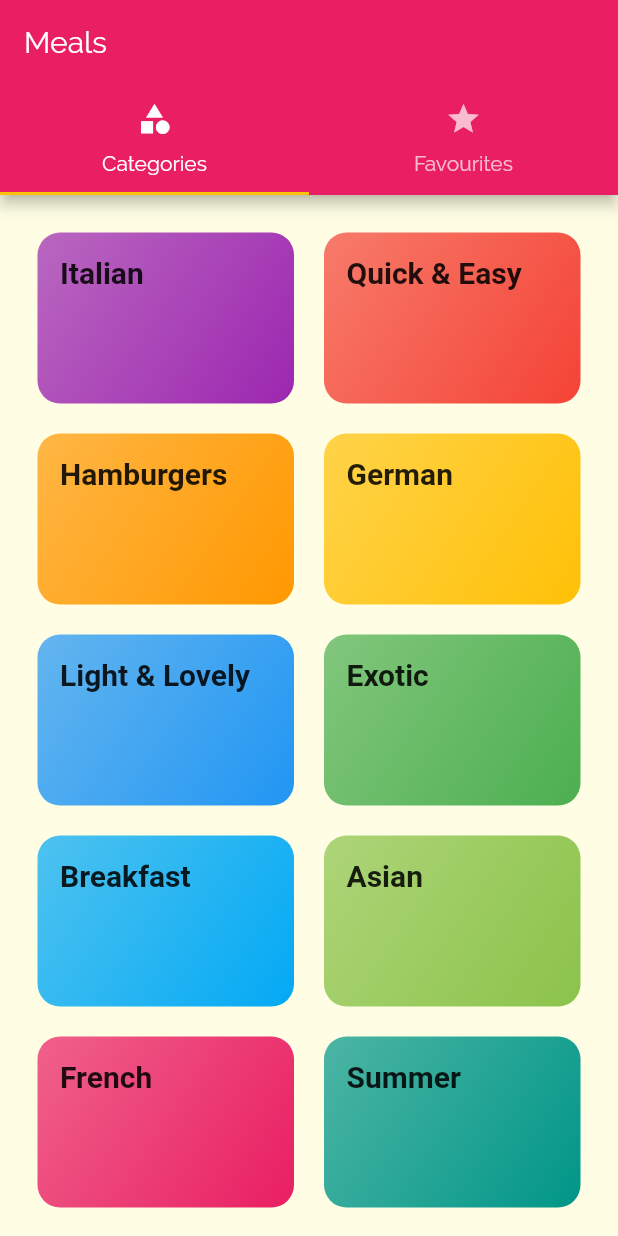
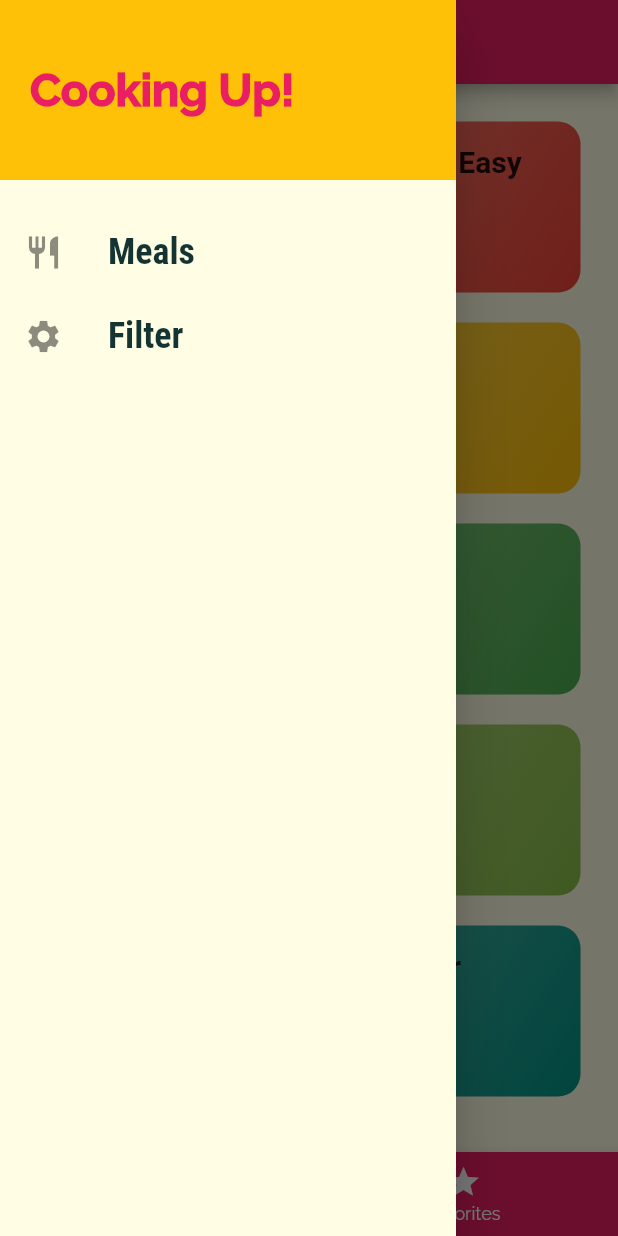
Before and after one commit to lkochniss/udemy_meals_app, a Flutter app: the screen it shows after launch, with the side drawer open (before the commit the screen has no drawer), on a phone screen of 412 x 824 dp. Run offline on Flutter 3.47's test engine with Material 2 defaults, Android fonts, the phone set to English and light mode, and no system bars; Roboto replaces fonts that are missing (RobotoCondesed).

Commit message:
end of lesson 174

```diff
--- a/lib/main.dart
+++ b/lib/main.dart
@@ -1,5 +1,6 @@
 import 'package:flutter/material.dart';
 
+import './screens/filters_screen.dart';
 import './screens/favorites_screen.dart';
 import './screens/tabs_screen.dart';
 import './screens/meal_detail_screen.dart';
@@ -33,6 +34,7 @@ class MyApp extends StatelessWidget {
         MealDetailScreen.routeName: (context) => MealDetailScreen(),
         TabsScreen.routeName: (context) => TabsScreen(),
         FavoritesScreen.routeName: (context) => FavoritesScreen(),
+        FiltersScreen.routeName: (context) => FiltersScreen(),
       },
       onUnknownRoute: (settings) {
         return MaterialPageRoute(builder: (context) => CategoriesScreen());
--- /dev/null
+++ b/lib/screens/filters_screen.dart
@@ -0,0 +1,19 @@
+import 'package:flutter/material.dart';
+
+import '../widgets/main_drawer.dart';
+
+class FiltersScreen extends StatelessWidget {
+  static const routeName = '/filters';
+
+  @override
+  Widget build(BuildContext context) {
+    return Scaffold(
+        appBar: AppBar(
+          title: Text('Your Filters'),
+        ),
+        drawer: MainDrawer(),
+        body: Center(
+          child: Text('Filters'),
+        ));
+  }
+}
--- a/lib/screens/tabs_screen.dart
+++ b/lib/screens/tabs_screen.dart
@@ -1,4 +1,6 @@
 import 'package:flutter/material.dart';
+
+import '../widgets/main_drawer.dart';
 import './favorites_screen.dart';
 import './categories_screen.dart';
 
@@ -9,32 +11,43 @@ class TabsScreen extends StatefulWidget {
 }
 
 class _TabsScreenState extends State<TabsScreen> {
+  final List<Map<String, Object>> _pages = [
+    {'page': CategoriesScreen(), 'title': 'Categories'},
+    {'page': FavoritesScreen(), 'title': 'Your Favorites'}
+  ];
+
+  int _selectedPageIndex = 0;
+
+  void _selectPage(int index) {
+    setState(() {
+      _selectedPageIndex = index;
+    });
+  }
+
   @override
   Widget build(BuildContext context) {
-    return DefaultTabController(
-      length: 2,
-      child: Scaffold(
-        appBar: AppBar(
-          title: Text('Meals'),
-          bottom: TabBar(
-            tabs: <Widget>[
-              Tab(
-                icon: Icon(
-                  Icons.category,
-                ),
-                text: 'Categories',
-              ),
-              Tab(
-                icon: Icon(Icons.star),
-                text: 'Favourites',
-              )
-            ],
+    return Scaffold(
+      appBar: AppBar(
+        title: Text(_pages[_selectedPageIndex]['title']),
+      ),
+      drawer: MainDrawer(),
+      body: _pages[_selectedPageIndex]['page'],
+      bottomNavigationBar: BottomNavigationBar(
+        onTap: _selectPage,
+        backgroundColor: Theme.of(context).primaryColor,
+        unselectedItemColor: Colors.white,
+        selectedItemColor: Theme.of(context).accentColor,
+        currentIndex: _selectedPageIndex,
+        items: [
+          BottomNavigationBarItem(
+            icon: Icon(Icons.category),
+            title: Text('Categories'),
           ),
-        ),
-        body: TabBarView(children: <Widget>[
-          CategoriesScreen(),
-          FavoritesScreen(),
-        ],),
+          BottomNavigationBarItem(
+            icon: Icon(Icons.star),
+            title: Text('Favorites'),
+          ),
+        ],
       ),
     );
   }
--- /dev/null
+++ b/lib/widgets/main_drawer.dart
@@ -0,0 +1,58 @@
+import 'package:flutter/material.dart';
+
+import '../screens/filters_screen.dart';
+import '../screens/tabs_screen.dart';
+
+class MainDrawer extends StatelessWidget {
+  Widget buildListTile(String title, IconData icon, Function tabHandler) {
+    return ListTile(
+      leading: Icon(
+        icon,
+        size: 26,
+      ),
+      title: Text(
+        title,
+        style: TextStyle(
+            fontFamily: 'RobotoCondensed',
+            fontSize: 24,
+            fontWeight: FontWeight.bold),
+      ),
+      onTap: () {
+        tabHandler();
+      },
+    );
+  }
+
+  @override
+  Widget build(BuildContext context) {
+    return Drawer(
+      child: Column(
+        children: <Widget>[
+          Container(
+            height: 120,
+            width: double.infinity,
+            padding: EdgeInsets.all(20),
+            alignment: Alignment.centerLeft,
+            color: Theme.of(context).accentColor,
+            child: Text(
+              'Cooking Up!',
+              style: TextStyle(
+                  fontWeight: FontWeight.w900,
+                  fontSize: 30,
+                  color: Theme.of(context).primaryColor),
+            ),
+          ),
+          SizedBox(
+            height: 20,
+          ),
+          buildListTile('Meals', Icons.restaurant, () {
+            Navigator.of(context).pushReplacementNamed(TabsScreen.routeName);
+          }),
+          buildListTile('Filter', Icons.settings, () {
+            Navigator.of(context).pushReplacementNamed(FiltersScreen.routeName);
+          }),
+        ],
+      ),
+    );
+  }
+}
--- a/lib/widgets/meal_item.dart
+++ b/lib/widgets/meal_item.dart
@@ -116,7 +116,7 @@ class MealItem extends StatelessWidget {
                       SizedBox(
                         width: 6,
                       ),
-                      Text('${duration} min'),
+                      Text('$duration min'),
                     ],
                   ),
                   Row(
```
